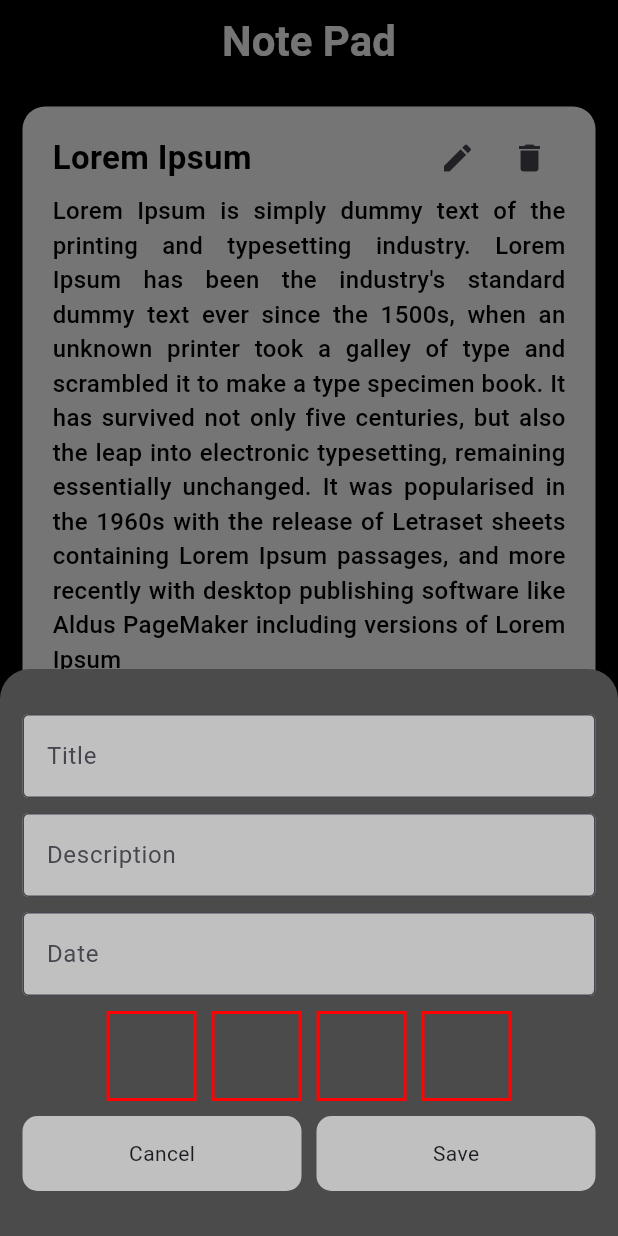
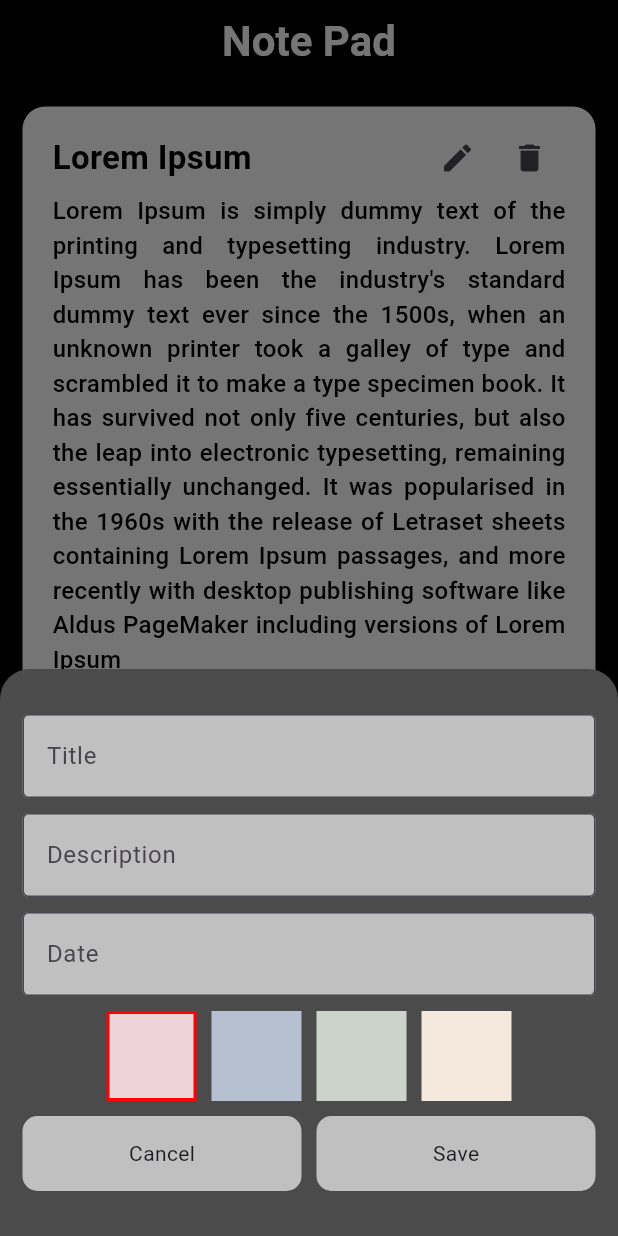
Before and after one commit to MeAnandCB/note_app_dec, a Flutter app: the screen it shows after launch, after a tap on the "add" icon, on a phone screen of 412 x 824 dp. Run offline on Flutter 3.47's test engine with Material 3 defaults, Android fonts, the phone set to English and light mode, and no system bars.

Commit message:
color selection added

```diff
--- a/lib/view/note_screen/note_screen.dart
+++ b/lib/view/note_screen/note_screen.dart
@@ -1,3 +1,5 @@
+// ignore_for_file: prefer_const_constructors
+
 import 'package:flutter/material.dart';
 import 'package:todo_dec/controller/note_screen_controller.dart';
 import 'package:todo_dec/utils/constants/color_constants.dart';
@@ -12,14 +14,8 @@ class NoteScreen extends StatefulWidget {
 }
 
 class _NoteScreenState extends State<NoteScreen> {
-  List colorsList = [
-    ColorConstants.redNote,
-    ColorConstants.blueNote,
-    ColorConstants.greenNote,
-    ColorConstants.yellowNote,
-  ];
+  NoteScreenController noteScreenController = NoteScreenController();
 
-  NoteScreenController noteScreenController = NoteScreenController();
   @override
   Widget build(BuildContext context) {
     return Scaffold(
@@ -28,13 +24,14 @@ class _NoteScreenState extends State<NoteScreen> {
         backgroundColor: ColorConstants.mainLightGrey,
         onPressed: () {
           showModalBottomSheet(
+              isScrollControlled: true,
               context: context,
               builder: (context) => CustomBottomSheet(
                     onSavePressed: () {
                       // function to add a new note
                       noteScreenController.addData();
-
                       setState(() {});
+                      NoteScreenController.clearControllers();
 
                       Navigator.pop(context);
                     },
--- a/lib/view/note_screen/widget/custom_bottom_sheet.dart
+++ b/lib/view/note_screen/widget/custom_bottom_sheet.dart
@@ -12,8 +12,20 @@ class CustomBottomSheet extends StatelessWidget {
 
   @override
   Widget build(BuildContext context) {
+    List colorsList = [
+      ColorConstants.redNote,
+      ColorConstants.blueNote,
+      ColorConstants.greenNote,
+      ColorConstants.yellowNote,
+    ];
+
+    int selectedColorIndex = 0;
+
     return StatefulBuilder(
-      builder: (context, bottomSetState) => Container(
+      builder: (context, bottomSetState) => Padding(
+        padding:
+            EdgeInsets.only(bottom: MediaQuery.of(context).viewInsets.bottom),
+        child: Container(
           decoration: BoxDecoration(
             color: ColorConstants.mainDarkGrey,
             borderRadius: BorderRadius.vertical(
@@ -63,12 +75,25 @@ class CustomBottomSheet extends StatelessWidget {
                   scrollDirection: Axis.horizontal,
                   shrinkWrap: true,
                   itemCount: 4,
-                itemBuilder: (context, index) => Container(
+                  itemBuilder: (context, index) => InkWell(
+                    onTap: () {
+                      var obj = NoteScreenController();
+
+                      selectedColorIndex = index;
+
+                      obj.onColorSelection(colorsList[selectedColorIndex]);
+                      bottomSetState(() {});
+                    },
+                    child: Container(
                       decoration: BoxDecoration(
-                    border: Border.all(width: 2, color: ColorConstants.mainRed),
-                    // color: colorsList[index],
+                        border: selectedColorIndex == index
+                            ? Border.all(
+                                width: 2, color: ColorConstants.mainRed)
+                            : null,
+                        color: colorsList[index],
                       ),
                       width: 60,
+                    ),
                   ),
                   separatorBuilder: (context, index) => SizedBox(
                     width: 10,
@@ -81,6 +106,14 @@ class CustomBottomSheet extends StatelessWidget {
               Row(
                 children: [
                   Expanded(
+                    child: InkWell(
+                      onTap: () {
+                        NoteScreenController.clearControllers();
+
+                        Navigator.pop(context);
+
+                        // bottomSetState(() {});
+                      },
                       child: Container(
                           decoration: BoxDecoration(
                             borderRadius: BorderRadius.circular(10),
@@ -91,6 +124,7 @@ class CustomBottomSheet extends StatelessWidget {
                             vertical: 15,
                           ),
                           child: Center(child: Text("Cancel"))),
+                    ),
                   ),
                   SizedBox(
                     width: 10,
@@ -115,6 +149,7 @@ class CustomBottomSheet extends StatelessWidget {
             ],
           ),
         ),
+      ),
     );
   }
 }
```
Also changed, not shown: lib/controller/note_screen_controller.dart (+19 -1 lines). Lines whose indentation alone changed are shown as unchanged.
